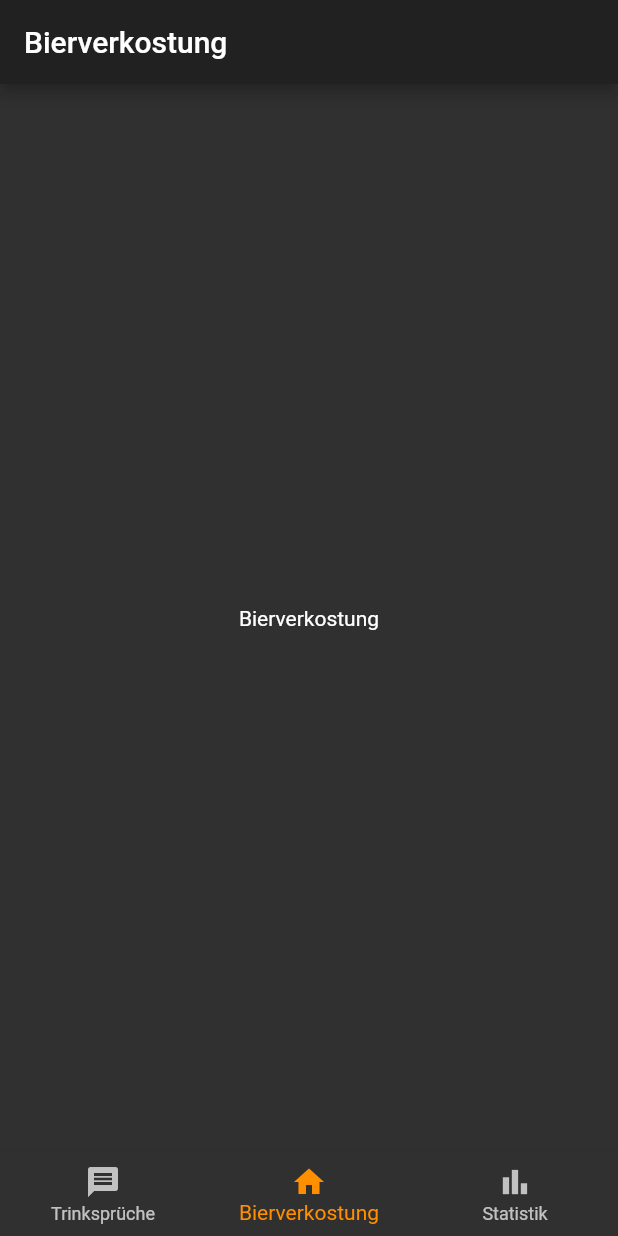
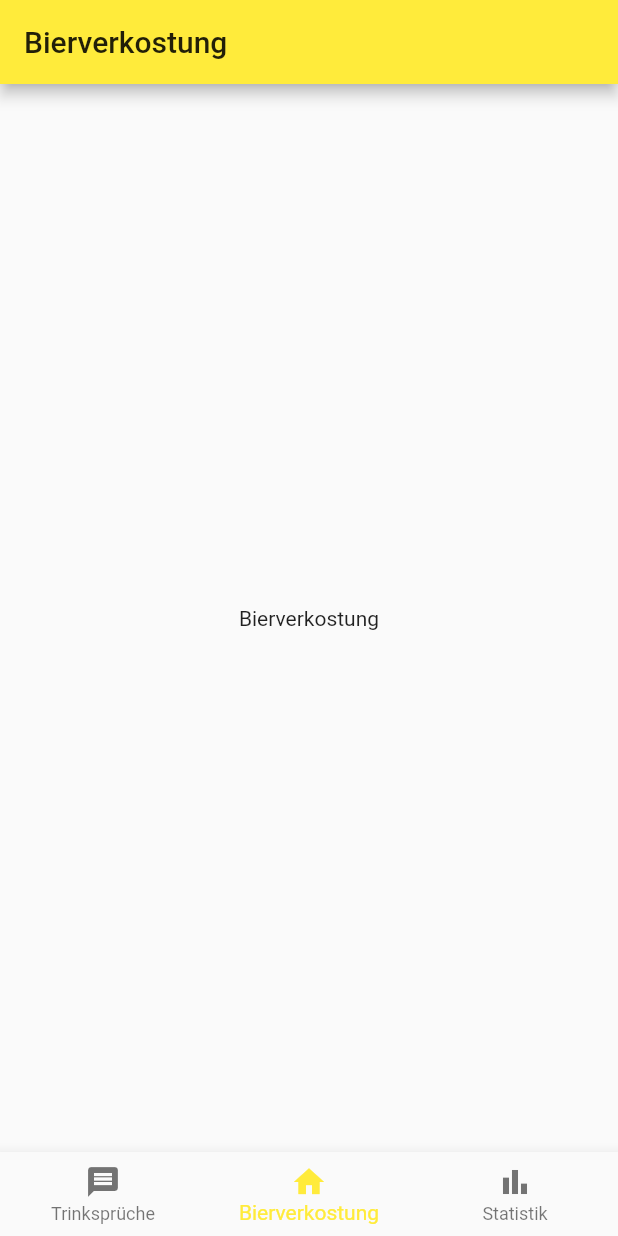
Before and after one commit to Leptopoda/bierverkostung, a Flutter app: the screen it shows after launch, on a phone screen of 412 x 824 dp. Run offline on Flutter 3.47's test engine with Material 2 defaults, Android fonts, the phone set to English and light mode, and no system bars.

Commit message:
auto light and dark theme

```diff
--- a/lib/main.dart
+++ b/lib/main.dart
@@ -6,6 +6,7 @@ import 'package:flutter/material.dart';
 import 'package:bierverkostung/bierverkostung/bierverkostung.dart';
 import 'package:bierverkostung/trinksprueche/trinksprueche.dart';
 import 'package:bierverkostung/statistiken/statistiken.dart';
+import 'package:bierverkostung/theme/theme.dart';
 
 void main() => runApp(MyApp());
 
@@ -18,13 +19,32 @@ class MyApp extends StatefulWidget {
 
 class MyAppState extends State<MyApp> {
   int selectedPage = 1;
-  final _pageOptions = [Trinksprueche(), Bierverkostung(), Statistiken()];
-  final _pageTitles = ['Trinksprüche', 'Bierverkostung', 'Statistik'];
+  static final _pageOptions = [Trinksprueche(), Bierverkostung(), Statistiken()];
+  static final _pageTitles = ['Trinksprüche', 'Bierverkostung', 'Statistik'];
+
   @override
   Widget build(BuildContext context) {
     return MaterialApp(
       title: 'Bierverksotung',
+      themeMode: ThemeMode.system,
       theme: ThemeData(
+        // Define the default brightness and colors.
+        brightness: Brightness.light,
+        primarySwatch: Colors.yellow,
+        accentColor: Colors.amber[800],
+
+        // Define the default font family.
+        // fontFamily: 'Georgia',
+
+        // Define the default TextTheme. Use this to specify the default
+        // text styling for headlines, titles, bodies of text, and more.
+        /* textTheme: TextTheme(
+            headline1: TextStyle(fontSize: 72.0, fontWeight: FontWeight.bold),
+            headline6: TextStyle(fontSize: 36.0, fontStyle: FontStyle.italic),
+            bodyText2: TextStyle(fontSize: 14.0, fontFamily: 'Hind'),
+          ), */
+      ),
+      darkTheme: ThemeData(
         // Define the default brightness and colors.
         brightness: Brightness.dark,
         primarySwatch: Colors.yellow,
@@ -60,7 +80,7 @@ class MyAppState extends State<MyApp> {
             BottomNavigationBarItem(
                 icon: Icon(Icons.home), label: 'Bierverkostung'),
             BottomNavigationBarItem(
-                icon: Icon(Icons.bar_chart), label: 'Statistik')
+                icon: Icon(Icons.bar_chart), label: 'Statistik'),
           ],
         ),
       ),
--- a/lib/trinksprueche/trinksprueche.dart
+++ b/lib/trinksprueche/trinksprueche.dart
@@ -7,7 +7,7 @@ class Trinksprueche extends StatefulWidget {
 }
 
 class _TrinkspruecheState extends State<Trinksprueche> {
-  final _sprueche = [
+  static final _sprueche = [
     'Ein jeder weckt den Nebenmann, der Letzte stößt sich selber an.',
     'Lüft an das Gatchen, lupft an das Bein, ein jeder will der erste sein.',
     'Arschloch hoch Amerika, der Bäcker von Laboe ist da.',
--- a/pubspec.yaml
+++ b/pubspec.yaml
@@ -15,7 +15,7 @@ publish_to: 'none' # Remove this line if you wish to publish to pub.dev
 # In iOS, build-name is used as CFBundleShortVersionString while build-number used as CFBundleVersion.
 # Read more about iOS versioning at
 # https://developer.apple.com/library/archive/documentation/General/Reference/InfoPlistKeyReference/Articles/CoreFoundationKeys.html
-version: 0.2.0
+version: 0.2.1
 
 environment:
   sdk: '>=2.12.0 <3.0.0'
```
Lines whose indentation alone changed are shown as unchanged.
